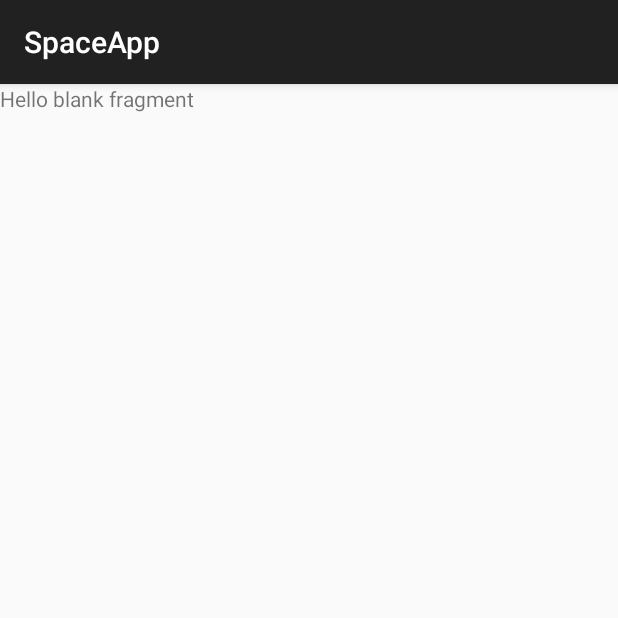
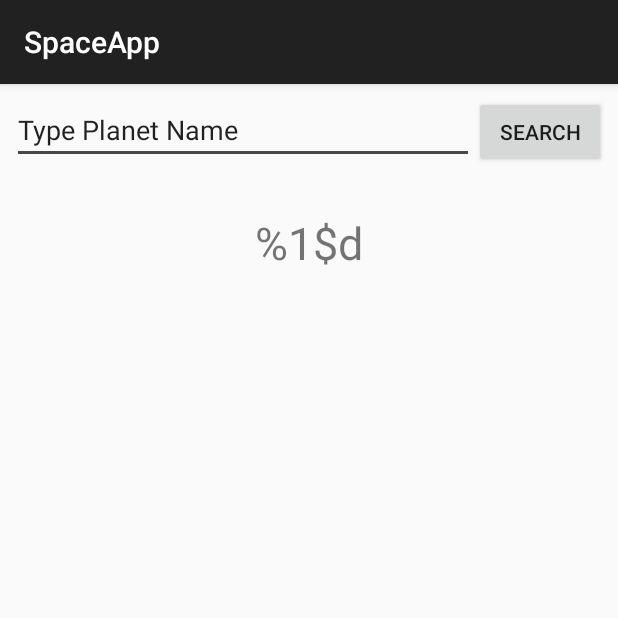
Before and after one commit to Ramon-Ventura/SpaceApp, an Android app: the fragment SolarSystemFragment shown on its own in the app's theme, on a phone screen of 412 x 824 dp, the top half of it. Run offline under Robolectric (Android 15) with nearby library versions, the phone set to English and light mode, and no system bars; network calls fail.

Commit message:
comunicacion entre fragmentos y main activity

```diff
--- a/app/src/main/java/com/example/spaceapp/Network.kt
+++ b/app/src/main/java/com/example/spaceapp/Network.kt
@@ -12,5 +12,7 @@ class Network {
 
             return networkInfo != null && networkInfo.isConnected
         }
+
+
     }
 }
--- a/app/src/main/java/com/example/spaceapp/SolarSystemFragment.kt
+++ b/app/src/main/java/com/example/spaceapp/SolarSystemFragment.kt
@@ -2,10 +2,13 @@ package com.example.spaceapp
 
 
 import android.os.Bundle
-import androidx.fragment.app.Fragment
 import android.view.LayoutInflater
 import android.view.View
 import android.view.ViewGroup
+import androidx.fragment.app.Fragment
+import kotlinx.android.synthetic.main.fragment_solar_system.*
+import kotlinx.android.synthetic.main.fragment_solar_system.view.*
+import kotlinx.android.synthetic.main.fragment_solar_system.view.textViewPlanetName
 
 /**
  * A simple [Fragment] subclass.
@@ -16,8 +19,13 @@ class SolarSystemFragment : Fragment() {
         inflater: LayoutInflater, container: ViewGroup?,
         savedInstanceState: Bundle?
     ): View? {
+
+        val view : View = inflater.inflate(R.layout.fragment_solar_system, container, false)
         // Inflate the layout for this fragment
-        return inflater.inflate(R.layout.fragment_solar_system, container, false)
+        view.buttonSearchPlanet.setOnClickListener {
+            (activity as MainActivity).verifyAndConnect("https://api.le-systeme-solaire.net/rest/bodies/${editTextPlanet.text}")
+        }
+        return view
     }
 
 
--- a/app/src/main/res/layout/activity_main.xml
+++ b/app/src/main/res/layout/activity_main.xml
@@ -13,10 +13,10 @@
         android:layout_height="wrap_content"
         android:id="@+id/btm_nav"
         android:layout_alignParentBottom="true"
-        app:itemBackground="@color/colo"
+        app:itemBackground="@color/colorAccent"
         app:menu="@menu/bottom_nav"
-
-
+        app:itemIconTint="@drawable/item_selected"
+        app:itemTextColor="@drawable/item_selected"
         />
 
     <FrameLayout
--- a/app/src/main/res/layout/fragment_solar_system.xml
+++ b/app/src/main/res/layout/fragment_solar_system.xml
@@ -1,14 +1,44 @@
 <?xml version="1.0" encoding="utf-8"?>
-<FrameLayout xmlns:android="http://schemas.android.com/apk/res/android"
+<androidx.constraintlayout.widget.ConstraintLayout xmlns:android="http://schemas.android.com/apk/res/android"
+    xmlns:app="http://schemas.android.com/apk/res-auto"
     xmlns:tools="http://schemas.android.com/tools"
     android:layout_width="match_parent"
     android:layout_height="match_parent"
     tools:context=".SolarSystemFragment">
 
-    <!-- TODO: Update blank fragment layout -->
+
+    <Button
+        android:id="@+id/buttonSearchPlanet"
+        android:layout_width="wrap_content"
+        android:layout_height="wrap_content"
+        android:layout_marginTop="8dp"
+        android:layout_marginEnd="8dp"
+        android:text="@string/btn_search_planet"
+        app:layout_constraintEnd_toEndOf="parent"
+        app:layout_constraintTop_toTopOf="parent" />
+
+    <EditText
+        android:id="@+id/editTextPlanet"
+        android:layout_width="0dp"
+        android:layout_height="wrap_content"
+        android:layout_marginStart="8dp"
+        android:layout_marginTop="8dp"
+        android:ems="10"
+        android:inputType="textPersonName"
+        android:text="@string/edit_text_planet_name"
+        app:layout_constraintEnd_toStartOf="@+id/buttonSearchPlanet"
+        app:layout_constraintStart_toStartOf="parent"
+        app:layout_constraintTop_toTopOf="parent" />
+
     <TextView
-        android:layout_width="match_parent"
-        android:layout_height="match_parent"
-        android:text="@string/hello_blank_fragment" />
+        android:id="@+id/textViewPlanetName"
+        android:layout_width="wrap_content"
+        android:layout_height="wrap_content"
+        android:layout_marginTop="32dp"
+        android:textSize="30sp"
+        android:text="@string/text_view_planet_name"
+        app:layout_constraintEnd_toEndOf="parent"
+        app:layout_constraintStart_toStartOf="parent"
+        app:layout_constraintTop_toBottomOf="@+id/editTextPlanet" />
 
-</FrameLayout>
+</androidx.constraintlayout.widget.ConstraintLayout>
--- a/app/src/main/res/values/strings.xml
+++ b/app/src/main/res/values/strings.xml
@@ -12,8 +12,6 @@
     <string name="btn_search_planet">Search</string>
     <string name="text_view_planet_name">%1$d</string>
 
-    <!-- TODO: Remove or change this placeholder text -->
-    <string name="hello_blank_fragment">Hello blank fragment</string>
 
 
 </resources>
```
Also changed, not shown: app/src/main/java/com/example/spaceapp/MainActivity.kt (+65 -4 lines).
